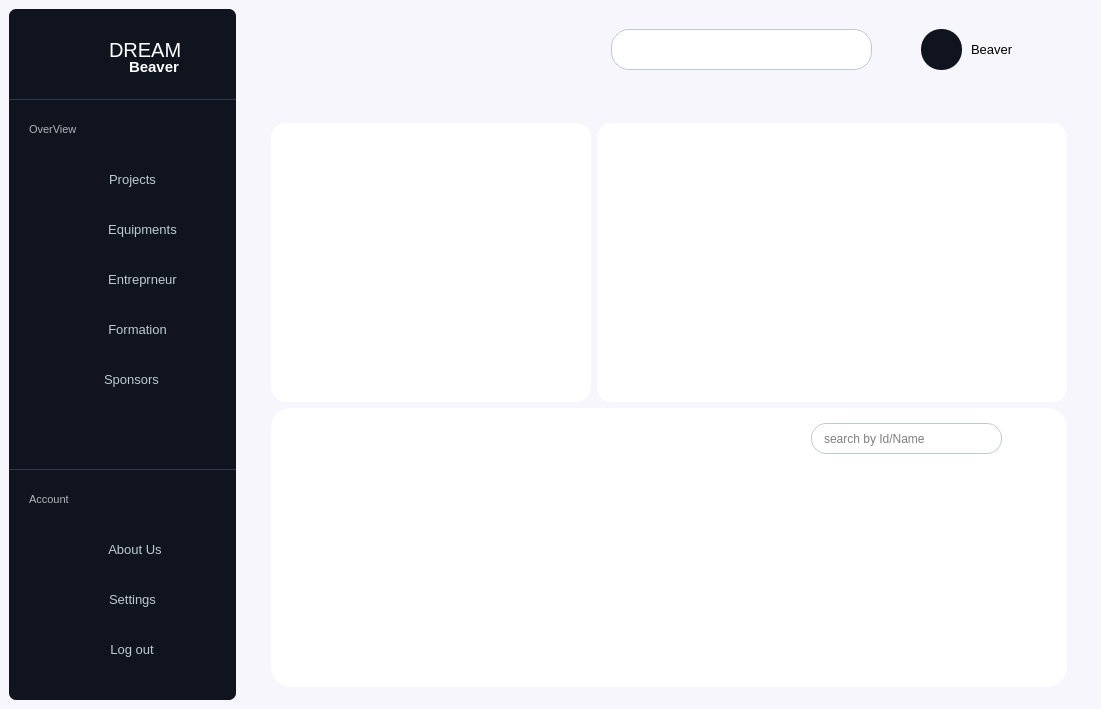
The window that projet walhazi 0.0.9/Project_Walhazi 0.0.7/mainwindow.ui (life-is-potato/Dream-Beaver) describes before a commit, drawn with Qt 5.
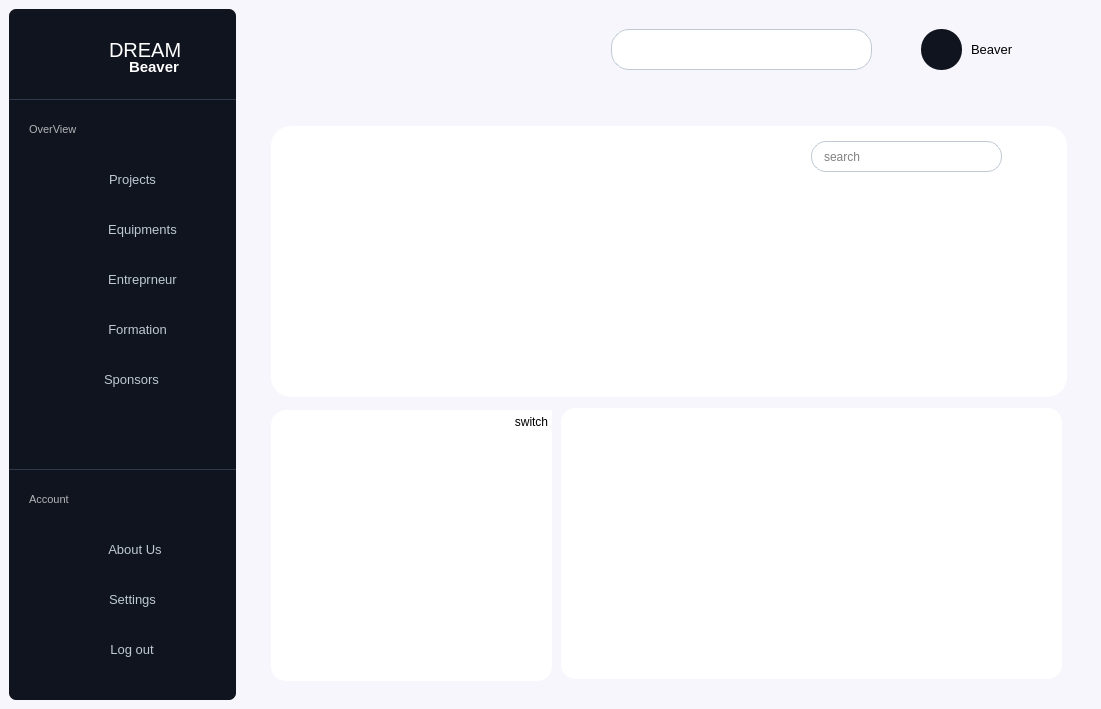
The same window after the commit. The open tabs and pages were chosen to show the change. Icons and pictures are not drawn.

```diff
--- a/projet walhazi 0.0.9/Project_Walhazi 0.0.7/mainwindow.ui
+++ b/projet walhazi 0.0.9/Project_Walhazi 0.0.7/mainwindow.ui
@@ -1293,78 +1293,13 @@
             </widget>
            </widget>
            <widget class="QWidget" name="page_26">
-            <widget class="QWidget" name="others_5" native="true">
-             <property name="geometry">
-              <rect>
-               <x>10</x>
-               <y>5</y>
-               <width>796</width>
-               <height>279</height>
-              </rect>
-             </property>
-             <property name="maximumSize">
-              <size>
-               <width>16777215</width>
-               <height>285</height>
-              </size>
-             </property>
-             <property name="styleSheet">
-              <string notr="true">background-color:#F7F6FC   ; 
-border-radius:20px ; 
-</string>
-             </property>
-             <layout class="QHBoxLayout" name="horizontalLayout_16">
-              <item>
-               <widget class="QWidget" name="donut_4" native="true">
-                <property name="maximumSize">
-                 <size>
-                  <width>320</width>
-                  <height>16777215</height>
-                 </size>
-                </property>
-                <property name="styleSheet">
-                 <string notr="true">background-color:white ; 
-border-radius:15px ; </string>
-                </property>
-                <layout class="QHBoxLayout" name="horizontalLayout_17">
-                 <item>
-                  <layout class="QHBoxLayout" name="horizontalLayout_18">
-                   <item>
-                    <widget class="QLabel" name="username_5">
-                     <property name="styleSheet">
-                      <string notr="true">#username {
-	background-color:transparent ; 
-	color:black ; 
-	font-size:13px ; 
-}</string>
-                     </property>
-                     <property name="text">
-                      <string/>
-                     </property>
-                    </widget>
-                   </item>
-                  </layout>
-                 </item>
-                </layout>
-               </widget>
-              </item>
-              <item>
-               <widget class="QWidget" name="widget_12" native="true">
-                <property name="styleSheet">
-                 <string notr="true">background-color:white ; 
-border-radius:15px ; </string>
-                </property>
-               </widget>
-              </item>
-             </layout>
-            </widget>
             <widget class="QWidget" name="table_5" native="true">
              <property name="geometry">
               <rect>
                <x>10</x>
-               <y>290</y>
+               <y>8</y>
                <width>796</width>
-               <height>279</height>
+               <height>271</height>
               </rect>
              </property>
              <property name="styleSheet">
@@ -1375,9 +1310,9 @@
              <widget class="QTableView" name="tableView_6">
               <property name="geometry">
                <rect>
-                <x>100</x>
+                <x>20</x>
                 <y>80</y>
-                <width>591</width>
+                <width>751</width>
                 <height>171</height>
                </rect>
               </property>
@@ -1439,8 +1374,14 @@
               <property name="sortingEnabled">
                <bool>true</bool>
               </property>
+              <attribute name="horizontalHeaderMinimumSectionSize">
+               <number>50</number>
+              </attribute>
               <attribute name="horizontalHeaderDefaultSectionSize">
-               <number>146</number>
+               <number>180</number>
+              </attribute>
+              <attribute name="verticalHeaderDefaultSectionSize">
+               <number>24</number>
               </attribute>
              </widget>
              <widget class="QPushButton" name="add_project">
@@ -1488,16 +1429,16 @@
 } </string>
               </property>
               <property name="placeholderText">
-               <string>search by Id/Name</string>
+               <string>search</string>
               </property>
              </widget>
              <widget class="QPushButton" name="search_button_4">
               <property name="geometry">
                <rect>
-                <x>700</x>
-                <y>15</y>
-                <width>21</width>
-                <height>31</height>
+                <x>80</x>
+                <y>20</y>
+                <width>16</width>
+                <height>21</height>
                </rect>
               </property>
               <property name="cursor">
@@ -1516,6 +1457,111 @@
                <string/>
               </property>
              </widget>
+             <widget class="QPushButton" name="pdf_3">
+              <property name="geometry">
+               <rect>
+                <x>50</x>
+                <y>20</y>
+                <width>21</width>
+                <height>21</height>
+               </rect>
+              </property>
+              <property name="cursor">
+               <cursorShape>PointingHandCursor</cursorShape>
+              </property>
+              <property name="styleSheet">
+               <string notr="true">QPushButton {
+	image: url(:/icons/tsawer/download.svg);
+}
+QPushButton::hover {
+	
+	image: url(:/icons/tsawer/download_hover.svg);
+}</string>
+              </property>
+              <property name="text">
+               <string/>
+              </property>
+             </widget>
+            </widget>
+            <widget class="QWidget" name="donut_4" native="true">
+             <property name="geometry">
+              <rect>
+               <x>300</x>
+               <y>290</y>
+               <width>501</width>
+               <height>271</height>
+              </rect>
+             </property>
+             <property name="maximumSize">
+              <size>
+               <width>10000</width>
+               <height>16777215</height>
+              </size>
+             </property>
+             <property name="styleSheet">
+              <string notr="true">background-color:white ; 
+border-radius:15px ; </string>
+             </property>
+             <layout class="QHBoxLayout" name="horizontalLayout_16">
+              <item>
+               <layout class="QHBoxLayout" name="horizontalLayout_17">
+                <item>
+                 <widget class="QLabel" name="username_5">
+                  <property name="styleSheet">
+                   <string notr="true">#username {
+	background-color:transparent ; 
+	color:black ; 
+	font-size:13px ; 
+}</string>
+                  </property>
+                  <property name="text">
+                   <string/>
+                  </property>
+                 </widget>
+                </item>
+               </layout>
+              </item>
+             </layout>
+            </widget>
+            <widget class="QWidget" name="widget_12" native="true">
+             <property name="geometry">
+              <rect>
+               <x>10</x>
+               <y>292</y>
+               <width>281</width>
+               <height>271</height>
+              </rect>
+             </property>
+             <property name="styleSheet">
+              <string notr="true">background-color:white ; 
+border-radius:15px ; </string>
+             </property>
+             <widget class="QLabel" name="Logo">
+              <property name="geometry">
+               <rect>
+                <x>10</x>
+                <y>10</y>
+                <width>261</width>
+                <height>251</height>
+               </rect>
+              </property>
+              <property name="text">
+               <string/>
+              </property>
+             </widget>
+             <widget class="QPushButton" name="pushButton_9">
+              <property name="geometry">
+               <rect>
+                <x>240</x>
+                <y>0</y>
+                <width>41</width>
+                <height>23</height>
+               </rect>
+              </property>
+              <property name="text">
+               <string>switch</string>
+              </property>
+             </widget>
             </widget>
            </widget>
           </widget>
```
Left out of the diff: 16 changed lines with no effect on the pictures.
